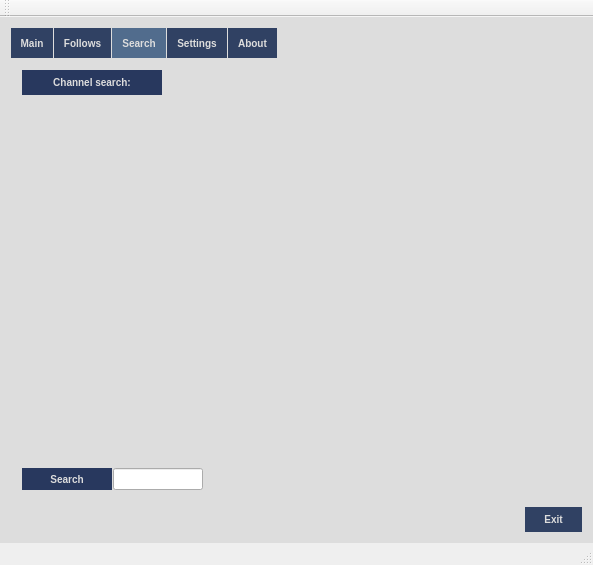
Qt form mainwindow.ui (Rutle/twitch-program) before a commit.
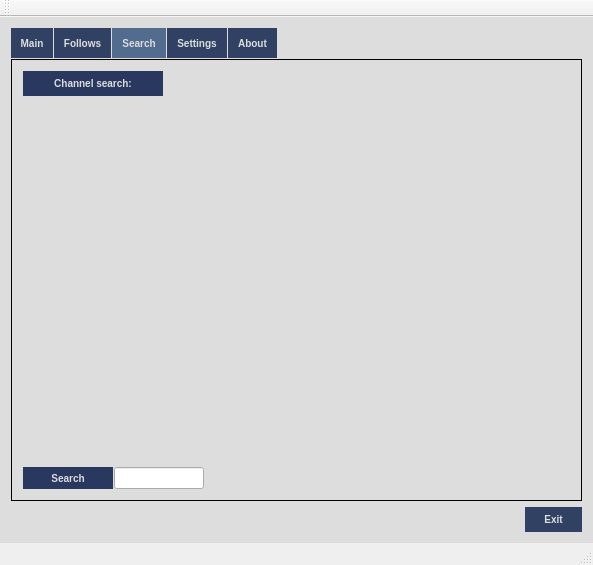
The same form after that commit. The open tabs and pages were chosen to show the change.

Commit message: Changed page building function into a inherited QWidget to hide it behind an interface. Small layout changes.

```diff
--- a/mainwindow.ui
+++ b/mainwindow.ui
@@ -25,7 +25,8 @@
      <widget class="QTabWidget" name="tabWidget">
       <property name="styleSheet">
        <string notr="true">QTabWidget::pane {
-	border: 0;
+	border: 1px solid black;
+	/* border: 0; */
 	/* position: absolute; 
 	top: -0.15em; */
 	/*background-color: #304163;*/
@@ -462,14 +463,7 @@
       </widget>
       <widget class="QWidget" name="searchtab">
        <property name="styleSheet">
-        <string notr="true">QLabel {
-	border: 0;
-	background-color:#28385e;
-	/*min-width: 15ex;*/
-	padding: 6px;
-	font: bold 10px;
-	color: #DDDDDD;
-}</string>
+        <string notr="true"/>
        </property>
        <attribute name="title">
         <string>Search</string>
@@ -531,6 +525,15 @@
                <height>25</height>
               </size>
              </property>
+             <property name="styleSheet">
+              <string notr="true">QLabel {
+	border: 0;
+	background-color:#28385e;
+	padding: 4px;
+	font: bold 10px;
+	color: #DDDDDD;
+}</string>
+             </property>
              <property name="text">
               <string>Channel search:</string>
              </property>
@@ -556,7 +559,24 @@
          </widget>
         </item>
         <item>
-         <widget class="QStackedWidget" name="search_stacked_widget"/>
+         <layout class="QHBoxLayout" name="horizontalLayout_4">
+          <property name="spacing">
+           <number>0</number>
+          </property>
+          <item>
+           <widget class="QStackedWidget" name="search_stacked_widget">
+            <property name="sizePolicy">
+             <sizepolicy hsizetype="Expanding" vsizetype="Expanding">
+              <horstretch>0</horstretch>
+              <verstretch>0</verstretch>
+             </sizepolicy>
+            </property>
+            <property name="styleSheet">
+             <string notr="true"/>
+            </property>
+           </widget>
+          </item>
+         </layout>
         </item>
         <item>
          <widget class="QWidget" name="search_grid_layout_bottom_2" native="true">
@@ -639,6 +659,9 @@
                <height>22</height>
               </size>
              </property>
+             <property name="styleSheet">
+              <string notr="true"/>
+             </property>
              <property name="text">
               <string>Search</string>
              </property>
```
Left out of the diff: 9 changed lines with no effect on the pictures. The commit also changes 7 other files.
